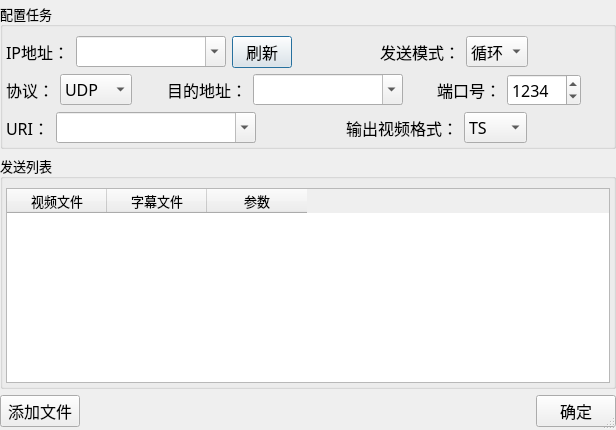
Above: ui/addTask.ui from Reinering/stream-sender before the change. Below: the same form after it.
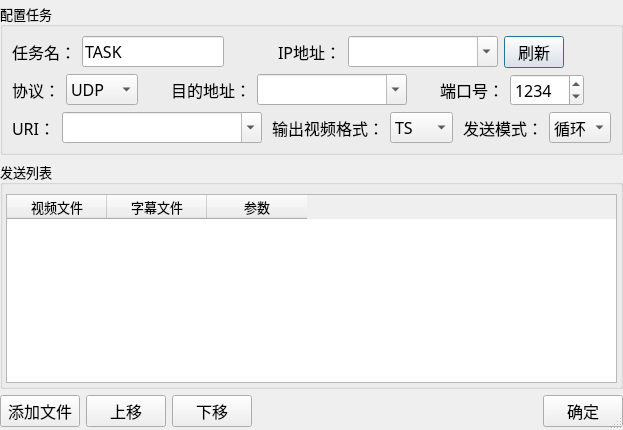
That is the form after the change.

Commit message: add task name

```diff
--- a/ui/addTask.ui
+++ b/ui/addTask.ui
@@ -6,7 +6,7 @@
    <rect>
     <x>0</x>
     <y>0</y>
-    <width>616</width>
+    <width>623</width>
     <height>430</height>
    </rect>
   </property>
@@ -46,21 +46,55 @@
       <string>配置任务</string>
      </property>
      <layout class="QGridLayout" name="gridLayout">
-      <property name="leftMargin">
-       <number>3</number>
-      </property>
-      <property name="rightMargin">
-       <number>3</number>
-      </property>
-      <property name="bottomMargin">
-       <number>3</number>
-      </property>
       <item row="0" column="0">
-       <layout class="QHBoxLayout" name="horizontalLayout_7">
+       <layout class="QHBoxLayout" name="horizontalLayout_4">
         <item>
-         <layout class="QHBoxLayout" name="horizontalLayout_5">
+         <layout class="QHBoxLayout" name="horizontalLayout_6">
           <item>
-           <widget class="QLabel" name="label_7">
+           <widget class="QLabel" name="label_9">
+            <property name="font">
+             <font>
+              <family>微软雅黑</family>
+              <pointsize>12</pointsize>
+             </font>
+            </property>
+            <property name="text">
+             <string>任务名：</string>
+            </property>
+           </widget>
+          </item>
+          <item>
+           <widget class="QLineEdit" name="lineEdit_task">
+            <property name="font">
+             <font>
+              <family>微软雅黑</family>
+              <pointsize>12</pointsize>
+             </font>
+            </property>
+            <property name="text">
+             <string>TASK</string>
+            </property>
+           </widget>
+          </item>
+         </layout>
+        </item>
+        <item>
+         <spacer name="horizontalSpacer_11">
+          <property name="orientation">
+           <enum>Qt::Horizontal</enum>
+          </property>
+          <property name="sizeHint" stdset="0">
+           <size>
+            <width>32</width>
+            <height>26</height>
+           </size>
+          </property>
+         </spacer>
+        </item>
+        <item>
+         <layout class="QHBoxLayout" name="horizontalLayout_7">
+          <item>
+           <widget class="QLabel" name="label_8">
             <property name="font">
              <font>
               <family>微软雅黑</family>
@@ -110,66 +144,21 @@
             </property>
            </widget>
           </item>
-          <item>
-           <spacer name="horizontalSpacer_11">
-            <property name="orientation">
-             <enum>Qt::Horizontal</enum>
-            </property>
-            <property name="sizeHint" stdset="0">
-             <size>
-              <width>40</width>
-              <height>20</height>
-             </size>
-            </property>
-           </spacer>
-          </item>
-          <item>
-           <widget class="QLabel" name="label_8">
-            <property name="font">
-             <font>
-              <family>微软雅黑</family>
-              <pointsize>12</pointsize>
-             </font>
-            </property>
-            <property name="text">
-             <string>发送模式：</string>
-            </property>
-           </widget>
-          </item>
-          <item>
-           <widget class="QComboBox" name="comboBox_sendMode">
-            <property name="font">
-             <font>
-              <pointsize>12</pointsize>
-             </font>
-            </property>
-            <item>
-             <property name="text">
-              <string>循环</string>
-             </property>
-            </item>
-            <item>
-             <property name="text">
-              <string>单次</string>
-             </property>
-            </item>
-           </widget>
-          </item>
-          <item>
-           <spacer name="horizontalSpacer_10">
-            <property name="orientation">
-             <enum>Qt::Horizontal</enum>
-            </property>
-            <property name="sizeHint" stdset="0">
-             <size>
-              <width>40</width>
-              <height>20</height>
-             </size>
-            </property>
-           </spacer>
-          </item>
          </layout>
         </item>
+        <item>
+         <spacer name="horizontalSpacer_2">
+          <property name="orientation">
+           <enum>Qt::Horizontal</enum>
+          </property>
+          <property name="sizeHint" stdset="0">
+           <size>
+            <width>40</width>
+            <height>20</height>
+           </size>
+          </property>
+         </spacer>
+        </item>
        </layout>
       </item>
       <item row="1" column="0">
@@ -484,6 +473,42 @@
           </property>
          </spacer>
         </item>
+        <item>
+         <layout class="QHBoxLayout" name="horizontalLayout_8">
+          <item>
+           <widget class="QLabel" name="label_10">
+            <property name="font">
+             <font>
+              <family>微软雅黑</family>
+              <pointsize>12</pointsize>
+             </font>
+            </property>
+            <property name="text">
+             <string>发送模式：</string>
+            </property>
+           </widget>
+          </item>
+          <item>
+           <widget class="QComboBox" name="comboBox_sendMode">
+            <property name="font">
+             <font>
+              <pointsize>12</pointsize>
+             </font>
+            </property>
+            <item>
+             <property name="text">
+              <string>循环</string>
+             </property>
+            </item>
+            <item>
+             <property name="text">
+              <string>单次</string>
+             </property>
+            </item>
+           </widget>
+          </item>
+         </layout>
+        </item>
        </layout>
       </item>
      </layout>
@@ -573,6 +598,32 @@
        </property>
       </widget>
      </item>
+     <item>
+      <widget class="QPushButton" name="pushButton_up">
+       <property name="font">
+        <font>
+         <family>微软雅黑</family>
+         <pointsize>12</pointsize>
+        </font>
+       </property>
+       <property name="text">
+        <string>上移</string>
+       </property>
+      </widget>
+     </item>
+     <item>
+      <widget class="QPushButton" name="pushButton_down">
+       <property name="font">
+        <font>
+         <family>微软雅黑</family>
+         <pointsize>12</pointsize>
+        </font>
+       </property>
+       <property name="text">
+        <string>下移</string>
+       </property>
+      </widget>
+     </item>
      <item>
       <spacer name="horizontalSpacer_5">
        <property name="orientation">
```
The commit also changes 5 other files.
